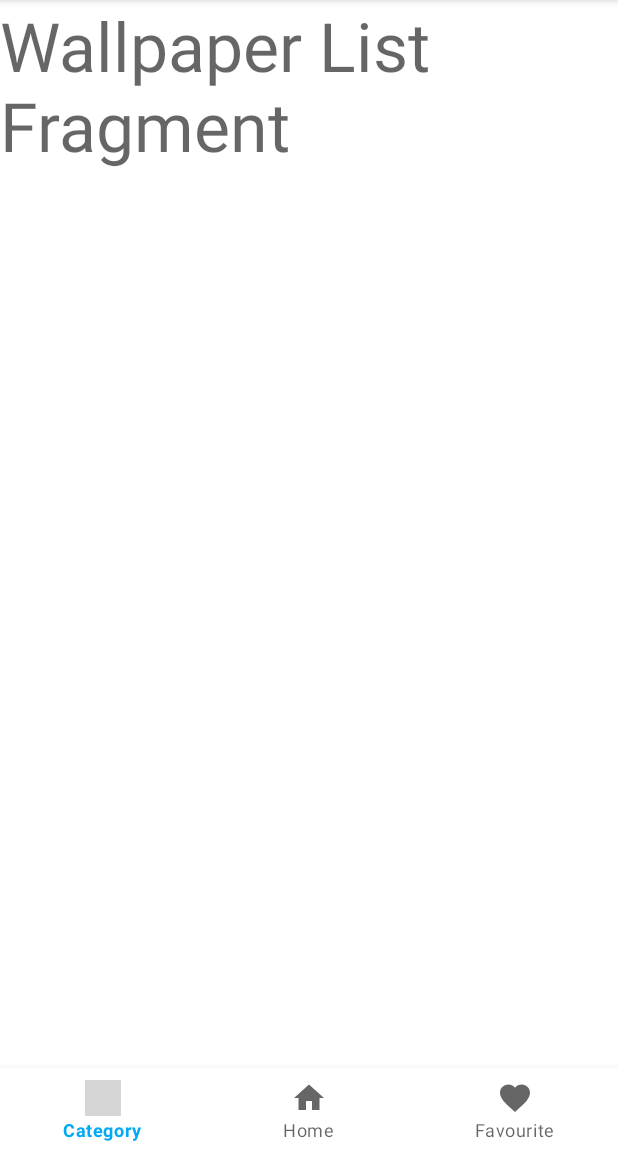
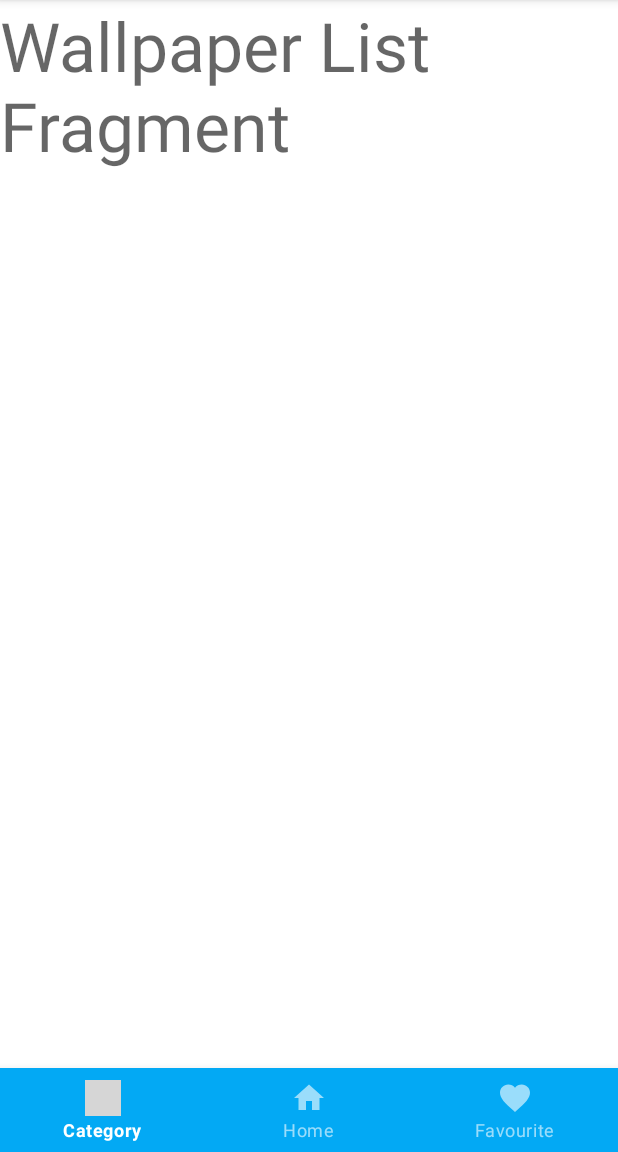
Before and after one commit to mrwhoknows55/Wall-Stack, an Android app: the screen it shows after launch (MainActivity), on a phone screen of 412 x 824 dp, the part 84-1236 px from its top. Run offline under Robolectric (Android 15) with nearby library versions, the phone set to English and light mode, and no system bars; our stand-ins replace navigation-ui; 1 statement that could not run was skipped; grey boxes are pictures that could not be loaded.

Commit message:
changed theme

```diff
--- a/app/src/main/res/layout/activity_main.xml
+++ b/app/src/main/res/layout/activity_main.xml
@@ -22,6 +22,7 @@
         android:id="@+id/bottomNavBar"
         android:layout_width="match_parent"
         android:layout_height="wrap_content"
+        style="@style/Widget.MaterialComponents.BottomNavigationView.Colored"
         app:layout_constraintBottom_toBottomOf="parent"
         app:layout_constraintEnd_toEndOf="parent"
         app:layout_constraintStart_toStartOf="parent"
```
